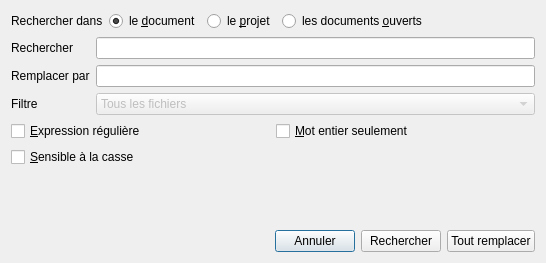
First picture: the form in src/uis/advancedsearch.ui, repository O3PRM/O3PRMEditor, before the edit.
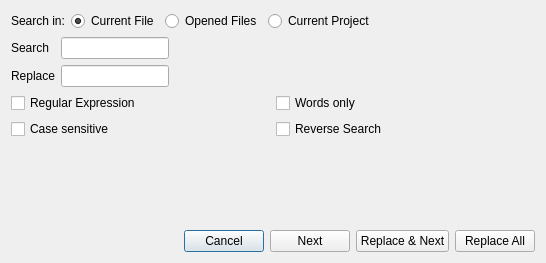
Second picture: the form after the edit. Icons and pictures are not drawn.

Commit message: Still working on the search widget.

```diff
--- a/src/uis/advancedsearch.ui
+++ b/src/uis/advancedsearch.ui
@@ -23,14 +23,14 @@
      <item>
       <widget class="QLabel" name="label_2">
        <property name="text">
-        <string>Rechercher dans</string>
+        <string>Search in:</string>
        </property>
       </widget>
      </item>
      <item>
       <widget class="QRadioButton" name="documentRadio">
        <property name="text">
-        <string>le &amp;document</string>
+        <string>Current File</string>
        </property>
        <property name="checked">
         <bool>true</bool>
@@ -40,14 +40,14 @@
      <item>
       <widget class="QRadioButton" name="projectRadio">
        <property name="text">
-        <string>le &amp;projet</string>
+        <string>Opened Files</string>
        </property>
       </widget>
      </item>
      <item>
       <widget class="QRadioButton" name="openFilesRadio">
        <property name="text">
-        <string>les documents &amp;ouverts</string>
+        <string>Current Project</string>
        </property>
       </widget>
      </item>
@@ -68,10 +68,13 @@
    </item>
    <item>
     <layout class="QFormLayout" name="formLayout">
+     <property name="fieldGrowthPolicy">
+      <enum>QFormLayout::FieldsStayAtSizeHint</enum>
+     </property>
      <item row="1" column="0">
       <widget class="QLabel" name="label">
        <property name="text">
-        <string>Rechercher</string>
+        <string>Search</string>
        </property>
       </widget>
      </item>
@@ -81,42 +84,13 @@
      <item row="2" column="0">
       <widget class="QLabel" name="label_3">
        <property name="text">
-        <string>Remplacer par</string>
+        <string>Replace</string>
        </property>
       </widget>
      </item>
      <item row="2" column="1">
       <widget class="QLineEdit" name="replaceEdit"/>
      </item>
-     <item row="3" column="0">
-      <widget class="QLabel" name="label_4">
-       <property name="text">
-        <string>Filtre</string>
-       </property>
-      </widget>
-     </item>
-     <item row="3" column="1">
-      <widget class="QComboBox" name="filterCombo">
-       <property name="enabled">
-        <bool>false</bool>
-       </property>
-       <item>
-        <property name="text">
-         <string>Tous les fichiers</string>
-        </property>
-       </item>
-       <item>
-        <property name="text">
-         <string>*.o3prml</string>
-        </property>
-       </item>
-       <item>
-        <property name="text">
-         <string>*.o3prmr</string>
-        </property>
-       </item>
-      </widget>
-     </item>
     </layout>
    </item>
    <item>
@@ -126,14 +100,14 @@
        <item>
         <widget class="QCheckBox" name="regexBox">
          <property name="text">
-          <string>&amp;Expression régulière</string>
+          <string>Regular Expression</string>
          </property>
         </widget>
        </item>
        <item>
         <widget class="QCheckBox" name="caseBox">
          <property name="text">
-          <string>&amp;Sensible à la casse</string>
+          <string>Case sensitive</string>
          </property>
         </widget>
        </item>
@@ -157,7 +131,14 @@
        <item>
         <widget class="QCheckBox" name="wordBox">
          <property name="text">
-          <string>&amp;Mot entier seulement</string>
+          <string>Words only</string>
+         </property>
+        </widget>
+       </item>
+       <item>
+        <widget class="QCheckBox" name="reverseBox">
+         <property name="text">
+          <string>Reverse Search</string>
          </property>
         </widget>
        </item>
@@ -196,21 +177,28 @@
      <item>
       <widget class="QPushButton" name="cancelButton">
        <property name="text">
-        <string>Annuler</string>
+        <string>Cancel</string>
        </property>
       </widget>
      </item>
      <item>
       <widget class="QPushButton" name="searchButton">
        <property name="text">
-        <string>Rechercher</string>
+        <string>Next</string>
+       </property>
+      </widget>
+     </item>
+     <item>
+      <widget class="QPushButton" name="replaceAndNextButton">
+       <property name="text">
+        <string>Replace &amp;&amp; Next</string>
        </property>
       </widget>
      </item>
      <item>
       <widget class="QPushButton" name="replaceAllButton">
        <property name="text">
-        <string>Tout remplacer</string>
+        <string>Replace All</string>
        </property>
       </widget>
      </item>
```
Left out of the diff: 8 changed lines with no effect on the pictures. The commit also changes 14 other files.
